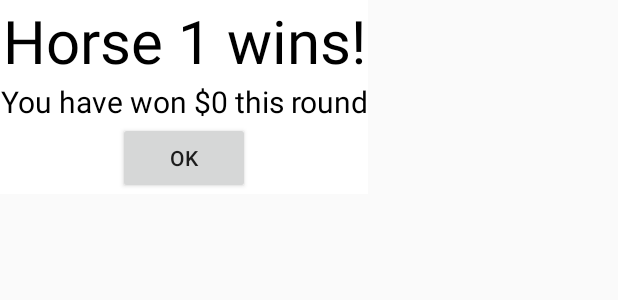
After one commit to thanhnd3103/PRM392_Mini_Project, an Android app: the layout popup_result.xml on its own in the app's theme, with its tools: preview values and no code run, on a phone screen of 412 x 824 dp. The commit adds this screen. Shown: the top 300 px of the screen. Run offline under Robolectric (Android 15) with nearby library versions, the phone set to English and light mode, and no system bars.

Commit message:
add result popup

```diff
--- a/app/src/main/res/layout/activity_main.xml
+++ b/app/src/main/res/layout/activity_main.xml
@@ -41,6 +41,7 @@
         android:layout_width="match_parent"
         android:layout_height="50dp"
         android:textSize="24sp"
+        android:textAlignment="center"
         android:textColor="@android:color/holo_red_dark"
         android:layout_centerHorizontal="true"
         android:layout_marginTop="20dp"
--- /dev/null
+++ b/app/src/main/res/layout/popup_result.xml
@@ -0,0 +1,42 @@
+<?xml version="1.0" encoding="utf-8"?>
+<androidx.constraintlayout.widget.ConstraintLayout xmlns:android="http://schemas.android.com/apk/res/android"
+    xmlns:app="http://schemas.android.com/apk/res-auto"
+    xmlns:tools="http://schemas.android.com/tools"
+    android:layout_width="wrap_content"
+    android:layout_height="wrap_content"
+    android:background="@color/cardview_light_background" >
+
+    <TextView
+        android:id="@+id/tvWinner"
+        android:layout_width="wrap_content"
+        android:layout_height="wrap_content"
+        android:text="Horse 1 wins!"
+        android:textAlignment="center"
+        android:textSize="40sp"
+        android:textColor="@color/black"
+        app:layout_constraintEnd_toEndOf="parent"
+        app:layout_constraintStart_toStartOf="parent"
+        app:layout_constraintTop_toTopOf="parent" />
+
+    <TextView
+        android:id="@+id/tvMoney"
+        android:layout_width="wrap_content"
+        android:layout_height="wrap_content"
+        android:text="You have won $0 this round"
+        android:textAlignment="center"
+        android:textSize="20sp"
+        android:textColor="@color/black"
+        app:layout_constraintEnd_toEndOf="parent"
+        app:layout_constraintStart_toStartOf="parent"
+        app:layout_constraintTop_toBottomOf="@+id/tvWinner" />
+
+    <androidx.appcompat.widget.AppCompatButton
+        android:id="@+id/btnOk"
+        android:layout_width="wrap_content"
+        android:layout_height="wrap_content"
+        android:text="OK"
+        app:layout_constraintEnd_toEndOf="parent"
+        app:layout_constraintStart_toStartOf="parent"
+        app:layout_constraintTop_toBottomOf="@+id/tvMoney" />
+
+</androidx.constraintlayout.widget.ConstraintLayout>
```
Also changed, not shown: app/src/main/java/com/example/minigame/MainActivity.java (+40 -8 lines).
